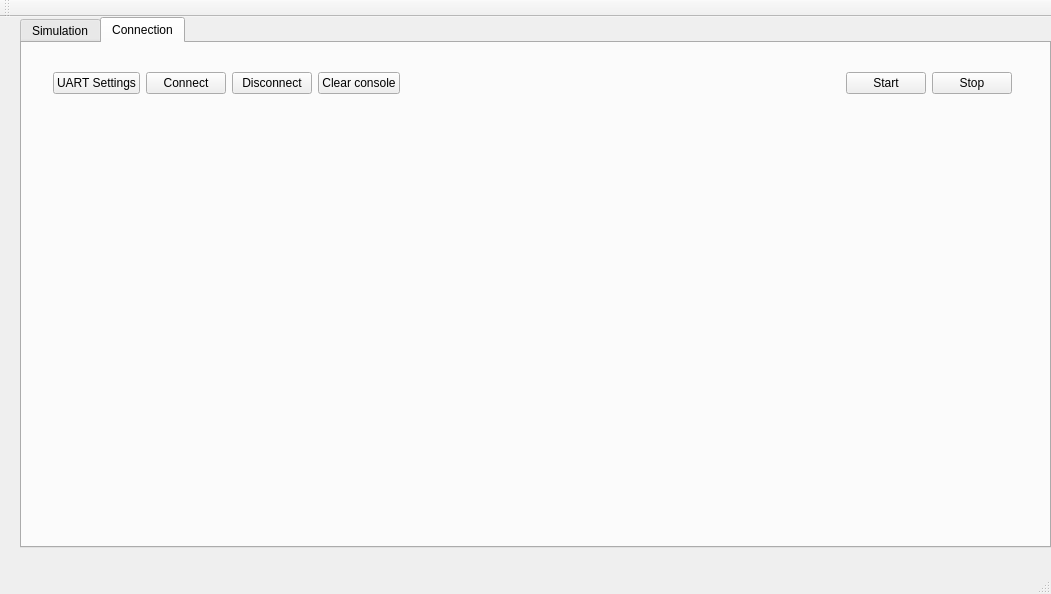
First picture: the form in mainwindow.ui, repository dkoszkul/master-thesis, before the edit.
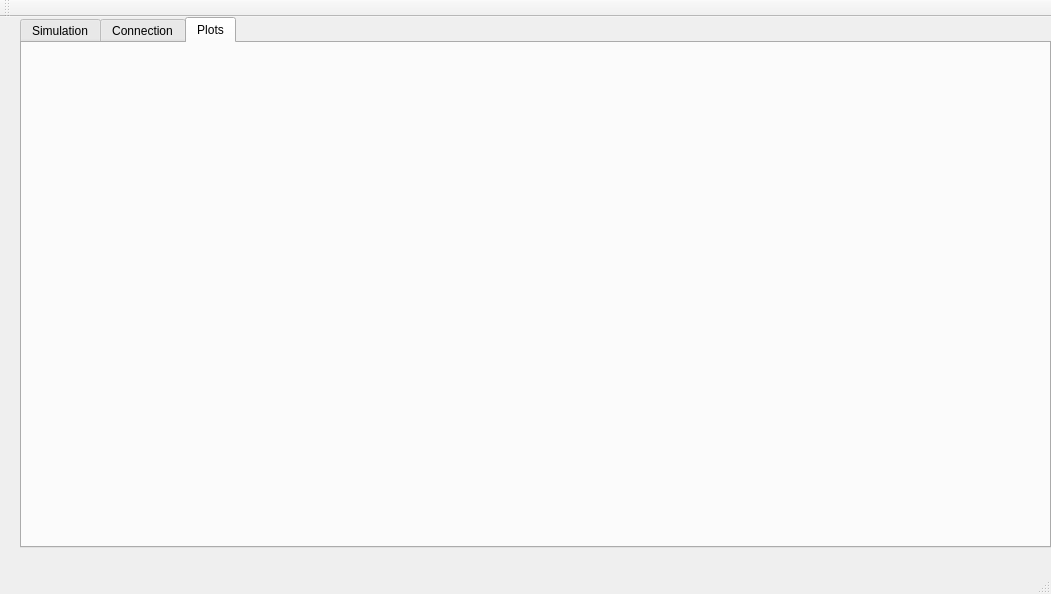
Second picture: the form after the edit.

Commit message: add qwt to .pro

```diff
--- a/mainwindow.ui
+++ b/mainwindow.ui
@@ -24,7 +24,7 @@
      </rect>
     </property>
     <property name="currentIndex">
-     <number>1</number>
+     <number>2</number>
     </property>
     <widget class="QWidget" name="tab">
      <attribute name="title">
@@ -159,6 +159,22 @@
       </layout>
      </widget>
     </widget>
+    <widget class="QWidget" name="tab_3">
+     <attribute name="title">
+      <string>Plots</string>
+     </attribute>
+     <widget class="QWidget" name="verticalLayoutWidget">
+      <property name="geometry">
+       <rect>
+        <x>10</x>
+        <y>10</y>
+        <width>1011</width>
+        <height>481</height>
+       </rect>
+      </property>
+      <layout class="QVBoxLayout" name="plotLayout"/>
+     </widget>
+    </widget>
    </widget>
   </widget>
   <widget class="QMenuBar" name="menuBar">
```
The commit also changes 2 other files.
